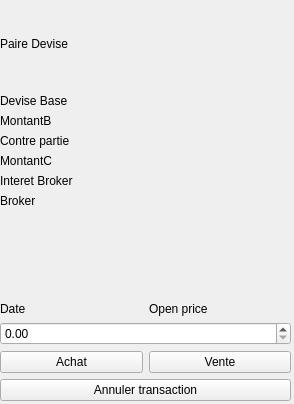
Before: the Qt Designer form source/TradingSimulator/modemanuelwidget.ui in VSahanaa/LO21_TrandingSimulator, drawn with Qt 5.
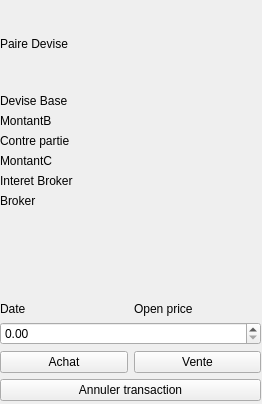
After: the same form once the commit is applied.

```diff
--- a/source/TradingSimulator/modemanuelwidget.ui
+++ b/source/TradingSimulator/modemanuelwidget.ui
@@ -6,7 +6,7 @@
    <rect>
     <x>0</x>
     <y>0</y>
-    <width>294</width>
+    <width>262</width>
     <height>404</height>
    </rect>
   </property>
@@ -18,7 +18,7 @@
     <rect>
      <x>0</x>
      <y>0</y>
-     <width>291</width>
+     <width>261</width>
      <height>401</height>
     </rect>
    </property>
```
